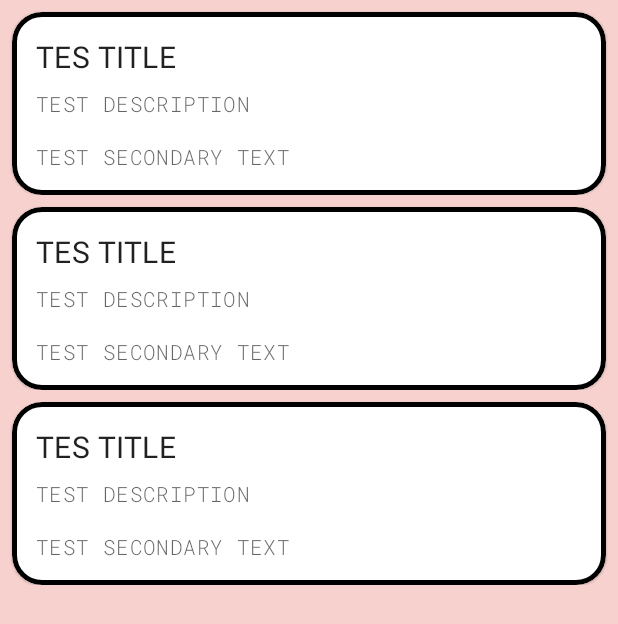
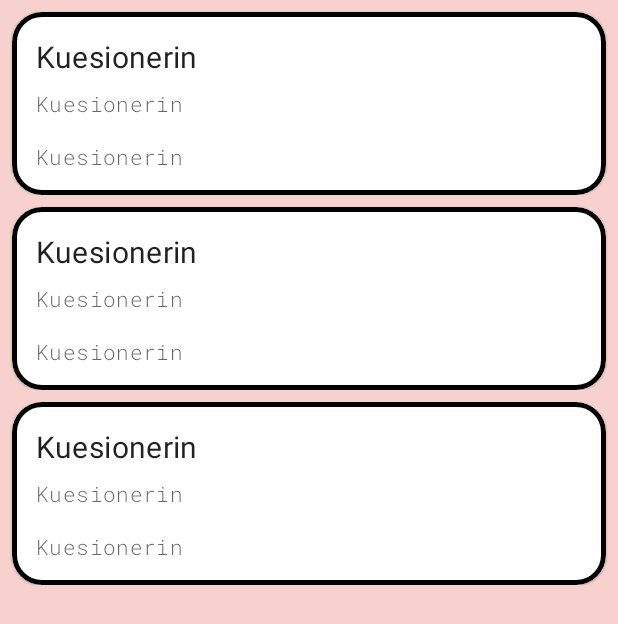
Before and after one commit to Alahaz/Kuesionerin, an Android app: the layout activity_main.xml on its own in the app's theme, with its tools: preview values and no code run, on a phone screen of 412 x 824 dp. Shown: the top 624 px of the screen. Run offline under Robolectric (Android 15) with nearby library versions, the phone set to English and light mode, and no system bars; Roboto replaces fonts that are not available here.

Commit message:
fix tvDesc2nd into tvLink and refactor item_list.xml

```diff
--- a/app/src/main/java/com/ziesapp/kuesionerin/adapter/ItemAdapter.kt
+++ b/app/src/main/java/com/ziesapp/kuesionerin/adapter/ItemAdapter.kt
@@ -1,11 +1,8 @@
 package com.ziesapp.kuesionerin.adapter
 
 import android.view.LayoutInflater
-import android.view.View
 import android.view.ViewGroup
-import android.widget.TextView
 import androidx.recyclerview.widget.RecyclerView
-import com.ziesapp.kuesionerin.R
 import com.ziesapp.kuesionerin.data.Item
 import com.ziesapp.kuesionerin.databinding.ItemListBinding
 
@@ -16,12 +13,12 @@ class ItemAdapter(private val dataset: ArrayList<Item>):RecyclerView.Adapter<Ite
             with(binding){
                 tvTitle.text = item.title
                 tvDesc.text = item.description
-                tvDesc2nd.text = item.link
+                tvLink.text = item.link
             }
         }
     }
 
-    override fun onCreateViewHolder(parent: ViewGroup, viewType: Int): ItemAdapter.ViewHolder {
+    override fun onCreateViewHolder(parent: ViewGroup, viewType: Int): ViewHolder {
         val binding = ItemListBinding
             .inflate(LayoutInflater.from(
                 parent.context
@@ -30,7 +27,7 @@ class ItemAdapter(private val dataset: ArrayList<Item>):RecyclerView.Adapter<Ite
 
     }
 
-    override fun onBindViewHolder(holder: ItemAdapter.ViewHolder, position: Int) {
+    override fun onBindViewHolder(holder: ViewHolder, position: Int) {
         holder.bind(dataset[position])
     }
 
--- a/app/src/main/res/layout/item_list.xml
+++ b/app/src/main/res/layout/item_list.xml
@@ -2,7 +2,8 @@
 <androidx.constraintlayout.widget.ConstraintLayout xmlns:android="http://schemas.android.com/apk/res/android"
     xmlns:app="http://schemas.android.com/apk/res-auto"
     android:layout_width="match_parent"
-    android:layout_height="wrap_content">
+    android:layout_height="wrap_content"
+    xmlns:tools="http://schemas.android.com/tools">
 
     <com.google.android.material.card.MaterialCardView
         android:layout_width="match_parent"
@@ -18,20 +19,16 @@
         <LinearLayout
             android:layout_width="match_parent"
             android:layout_height="wrap_content"
-            android:orientation="vertical">
-
-            <LinearLayout
-                android:layout_width="match_parent"
-                android:layout_height="wrap_content"
             android:orientation="vertical"
             android:padding="16dp">
+
 
             <!-- Title, secondary and supporting text -->
             <TextView
                 android:id="@+id/tv_title"
                 android:layout_width="wrap_content"
                 android:layout_height="wrap_content"
-                    android:text="TES TITLE"
+                android:text="@string/app_name"
                 android:textAppearance="?attr/textAppearanceHeadline6" />
 
             <TextView
@@ -39,22 +36,21 @@
                 android:layout_width="wrap_content"
                 android:layout_height="wrap_content"
                 android:layout_marginTop="8dp"
-                    android:text="TEST DESCRIPTION"
+                tools:text="@string/app_name"
                 android:fontFamily="@font/roboto_mono_light"
                 android:textAppearance="?attr/textAppearanceBody2"
                 android:textColor="?android:attr/textColorSecondary" />
 
             <TextView
-                    android:id="@+id/tv_desc2nd"
+                android:id="@+id/tv_link"
                 android:layout_width="wrap_content"
                 android:layout_height="wrap_content"
                 android:fontFamily="@font/roboto_mono_light"
                 android:layout_marginTop="16dp"
-                    android:text="TEST SECONDARY TEXT"
+                tools:text="@string/app_name"
                 android:textAppearance="?attr/textAppearanceBody2"
                 android:textColor="?android:attr/textColorSecondary" />
 
-            </LinearLayout>
 
 
         </LinearLayout>
```
Lines whose indentation alone changed are shown as unchanged.
